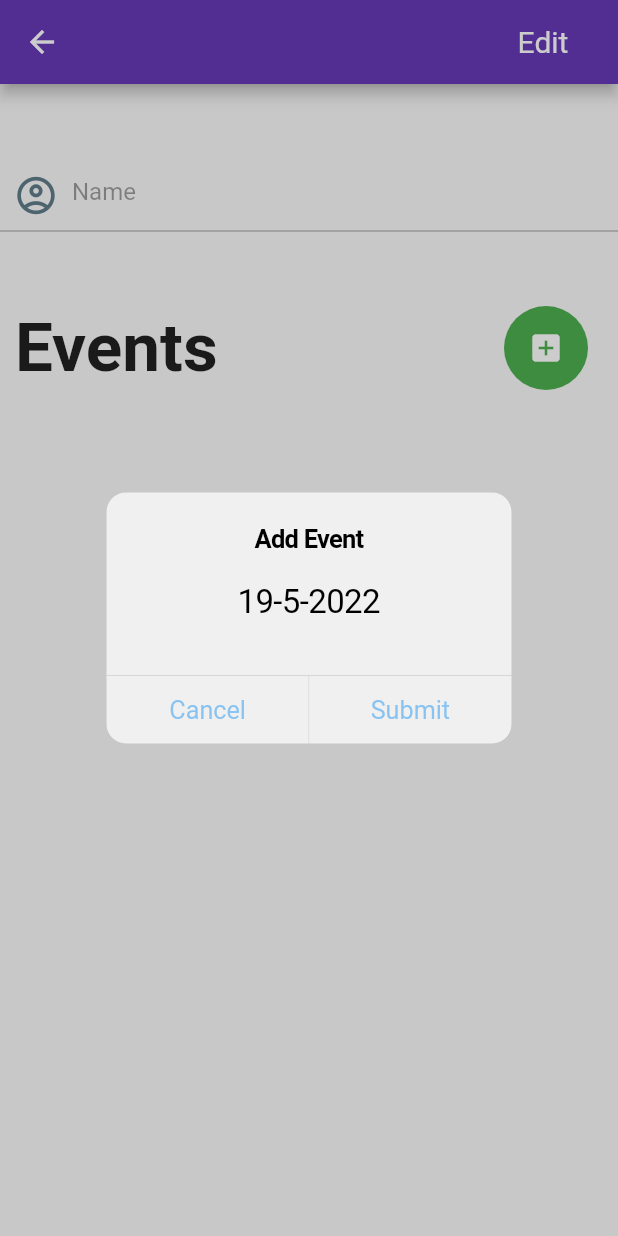
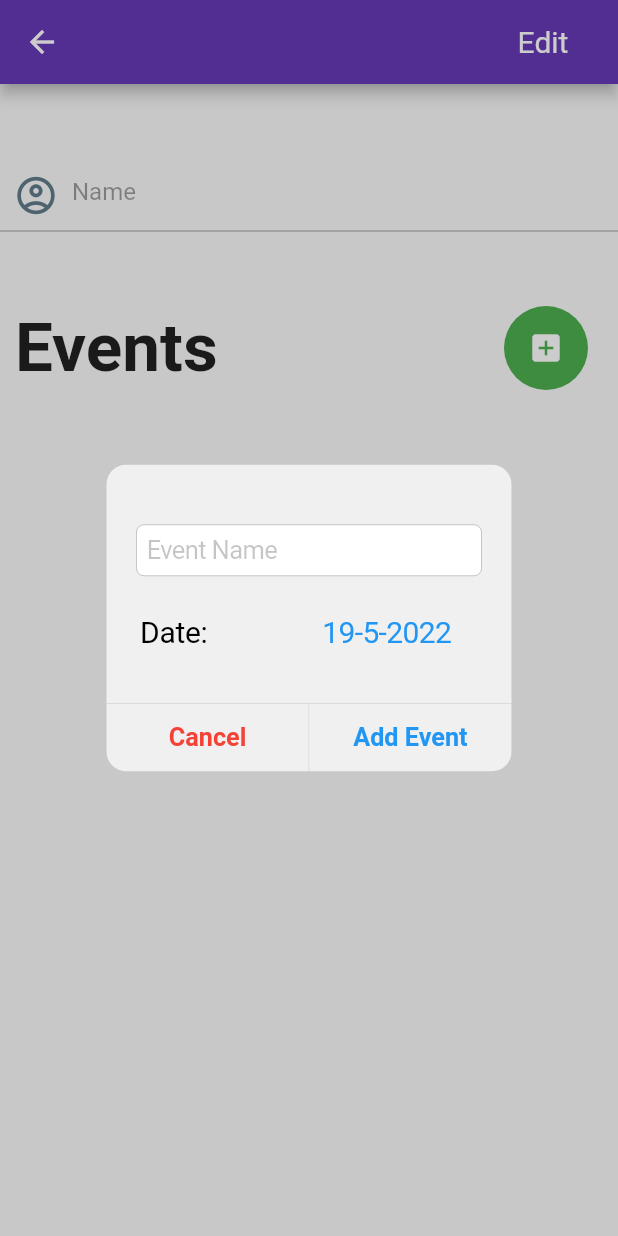
Before and after one commit to mabdulker/HappyBapp, a Flutter app: the EditContact screen opened directly, after a tap on the "add box" icon, on a phone screen of 412 x 824 dp. Run offline on Flutter 3.47's test engine with Material 2 defaults, Android fonts, the phone set to English and light mode, and no system bars; our stand-ins replace cloud_firestore, firebase_core, flutter_holo_date_picker; missing offline and left inert: cupertino_date_textbox; accounts and stored records are empty.

Commit message:
Added input fields into the add dialog, so that user can input relevant data

```diff
--- a/lib/views/edit_contact.dart
+++ b/lib/views/edit_contact.dart
@@ -1,11 +1,6 @@
-import 'dart:developer';
-import 'dart:ui';
-import 'package:cloud_firestore/cloud_firestore.dart';
 import 'package:flutter/material.dart';
 import 'package:flutter/cupertino.dart';
-import 'package:flutter_slidable/flutter_slidable.dart';
 import 'package:test_flutter/model/contact.dart';
-import 'package:flutter/foundation.dart';
 
 // TODO: ability to add and delete tiles
 // TODO: make updates happen in real time
@@ -258,9 +253,9 @@ class _EditContactState extends State<EditContact> {
         // to format the value based on user's locale settings.
         child: Text(
           '${dates[eventName]!.day}-${dates[eventName]!.month}-${dates[eventName]!.year}',
-          style: const TextStyle(
+          style: TextStyle(
             fontSize: 22.0,
-            color: Colors.black,
+            color: !_editMode ? Colors.black : Colors.blue,
           ),
         ),
       );
@@ -330,8 +325,25 @@ class _EditContactState extends State<EditContact> {
         DateTime tt = DateTime.now();
         return StatefulBuilder(builder: (context, setState) {
           return CupertinoAlertDialog(
-            title: const Text('Add Event'),
-            content: CupertinoButton(
+            content: Column(
+              children: [
+                Container(
+                  padding: const EdgeInsets.fromLTRB(0, 20, 0, 0),
+                  child: const CupertinoTextField(
+                    autocorrect: false,
+                    placeholder: 'Event Name',
+                  ),
+                ),
+                Container(
+                  padding: const EdgeInsets.fromLTRB(0, 10, 0, 0),
+                  child: Row(
+                    children: [
+                      const Text(
+                        'Date: ',
+                        style: TextStyle(fontSize: 20),
+                      ),
+                      const Spacer(),
+                      CupertinoButton(
                         // Display a CupertinoDatePicker in date picker mode.
                         onPressed: () => _showDialog(
                           CupertinoDatePicker(
@@ -349,14 +361,30 @@ class _EditContactState extends State<EditContact> {
                         child: Text(
                           '${tt.day}-${tt.month}-${tt.year}',
                           style: const TextStyle(
-                  fontSize: 22.0,
-                  color: Colors.black,
+                            fontSize: 20.0,
+                            color: Colors.blue,
                           ),
                         ),
                       ),
-            actions: const [
-              CupertinoDialogAction(child: Text('Cancel')),
-              CupertinoDialogAction(child: Text('Submit')),
+                    ],
+                  ),
+                )
+              ],
+            ),
+            actions: [
+              CupertinoDialogAction(
+                onPressed: () => Navigator.pop(context),
+                isDefaultAction: true,
+                child: const Text(
+                  'Cancel',
+                  style: TextStyle(color: Colors.red),
+                ),
+              ),
+              CupertinoDialogAction(
+                onPressed: () => print("object"),
+                isDefaultAction: true,
+                child: const Text('Add Event'),
+              ),
             ],
           );
         });
```
Lines whose indentation alone changed are shown as unchanged.
